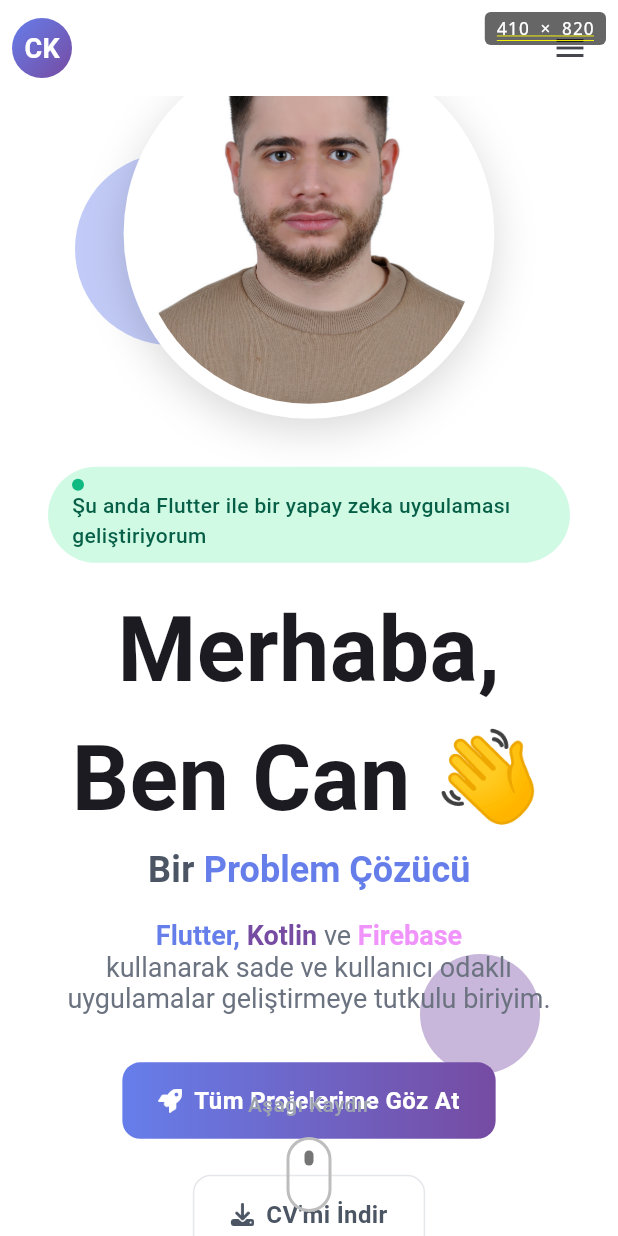
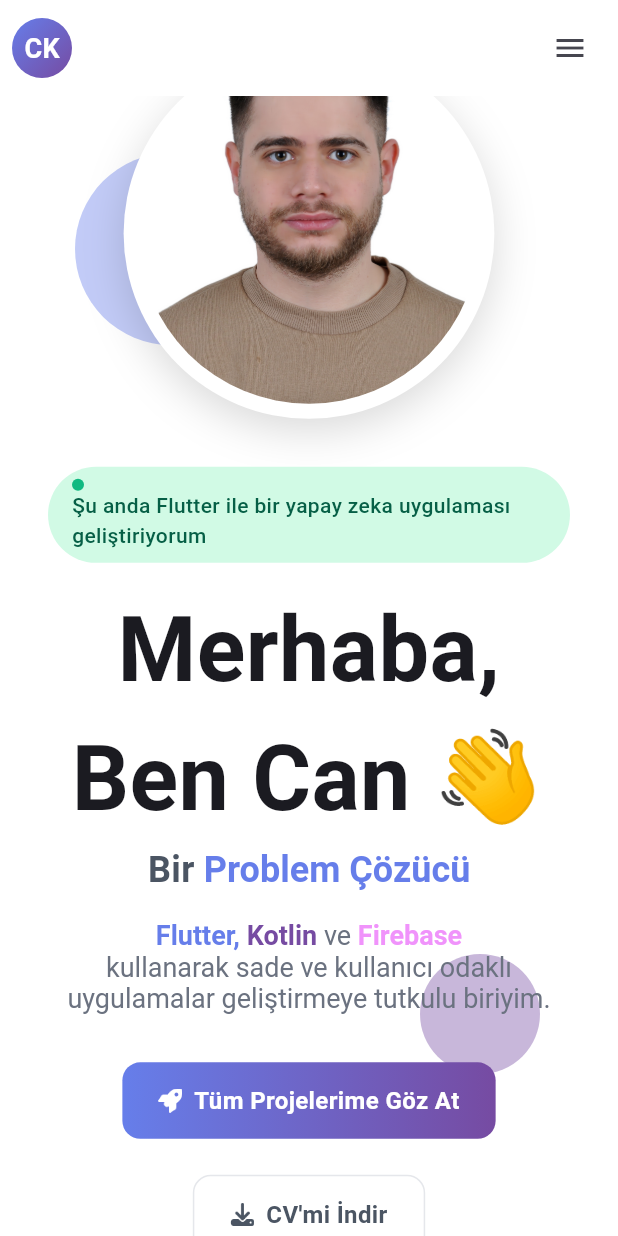
Before and after one commit to cankirkgz/cankirkgoz_portfolio, a Flutter app: the screen it shows after launch, on a phone screen of 412 x 824 dp. Run offline on Flutter 3.47's test engine with Material 3 defaults, Android fonts, the phone set to English and light mode, and no system bars; drawn by our look-alikes of animated_text_kit; our stand-ins replace font_awesome_flutter; missing offline and left inert: dart:html; generated files the repository leaves out were written again.

Commit message:
düzeltmeler yapıldı

```diff
--- a/lib/main.dart
+++ b/lib/main.dart
@@ -49,14 +49,6 @@ class MyApp extends StatelessWidget {
                 ),
                 useMaterial3: true,
               ),
-              builder: (context, child) {
-                return Stack(
-                  children: [
-                    if (child != null) child,
-                    const _DimensionOverlay(),
-                  ],
-                );
-              },
               localizationsDelegates: const [
                 AppLocalizations.delegate,
                 GlobalMaterialLocalizations.delegate,
@@ -75,37 +67,3 @@ class MyApp extends StatelessWidget {
     );
   }
 }
-
-/// Her rebuild'de MediaQuery boyutunu alıp
-/// 10'ar piksellik adımlarla yuvarlayarak gösterir.
-class _DimensionOverlay extends StatelessWidget {
-  const _DimensionOverlay();
-
-  @override
-  Widget build(BuildContext context) {
-    final size = MediaQuery.of(context).size;
-    // En yakın 10luk piksele yuvarla
-    final roundedWidth = (size.width ~/ 10) * 10;
-    final roundedHeight = (size.height ~/ 10) * 10;
-
-    return Positioned(
-      top: 8,
-      right: 8,
-      child: Container(
-        padding: const EdgeInsets.symmetric(horizontal: 8, vertical: 4),
-        decoration: BoxDecoration(
-          color: Colors.black.withOpacity(0.6),
-          borderRadius: BorderRadius.circular(4),
-        ),
-        child: Text(
-          '${roundedWidth.toInt()} × ${roundedHeight.toInt()}',
-          style: const TextStyle(
-            color: Colors.white,
-            fontSize: 12,
-            fontWeight: FontWeight.w500,
-          ),
-        ),
-      ),
-    );
-  }
-}
--- a/lib/views/home/home_screen.dart
+++ b/lib/views/home/home_screen.dart
@@ -25,7 +25,7 @@ class _HomeScreenState extends State<HomeScreen>
   late AnimationController _controller;
   final List<Animation<Offset>> _slideAnims = [];
   final List<Animation<double>> _fadeAnims = [];
-  final int _itemCount = 8;
+  final int _itemCount = 7;
 
   @override
   void initState() {
@@ -106,17 +106,6 @@ class _HomeScreenState extends State<HomeScreen>
                 ),
               );
             },
-          ),
-          Positioned(
-            bottom: AppSizes.p16,
-            left: 0,
-            right: 0,
-            child: Center(
-              child: _buildAnimated(
-                index: 7,
-                child: const ScrollIndicator(),
-              ),
-            ),
           ),
         ],
       ),
```
Also changed, not shown: 2 other files.
